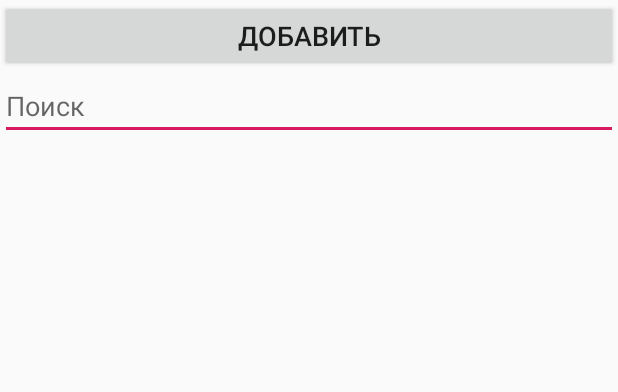
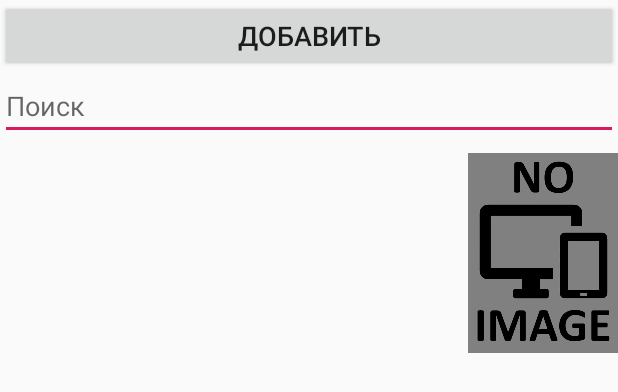
Before and after one commit to Leancher/MyStorageApp, an Android app: the layout activity_main.xml on its own in the app's theme, with its tools: preview values and no code run, on a phone screen of 412 x 824 dp. Shown: the top 392 px of the screen. Run offline under Robolectric (Android 15) with nearby library versions, the phone set to English and light mode, and no system bars.

Commit message:
Работает без фоток и справочника

```diff
--- a/app/src/main/res/layout/activity_main.xml
+++ b/app/src/main/res/layout/activity_main.xml
@@ -1,5 +1,7 @@
 <?xml version="1.0" encoding="utf-8"?>
 <LinearLayout xmlns:android="http://schemas.android.com/apk/res/android"
+    xmlns:app="http://schemas.android.com/apk/res-auto"
+    xmlns:tools="http://schemas.android.com/tools"
     android:orientation="vertical"
     android:layout_width="match_parent"
     android:layout_height="match_parent"
@@ -20,6 +22,28 @@
         android:layout_width="match_parent"
         android:layout_height="593dp"
         android:orientation="vertical">
+
+        <LinearLayout
+            android:id="@+id/curGoodsLayout"
+            android:layout_width="match_parent"
+            android:layout_height="154dp"
+            android:orientation="horizontal">
+            <LinearLayout
+                android:id="@+id/descrLayout"
+                android:layout_width="312dp"
+                android:layout_height="match_parent"
+                android:orientation="vertical"></LinearLayout>
+
+            <ImageView
+                android:id="@+id/imageGoods"
+                android:layout_width="300dp"
+                android:layout_height="150dp"
+                android:layout_weight="1"
+                tools:srcCompat="@drawable/tempimg" />
+        </LinearLayout>
+
+        <Space
+            android:layout_width="match_parent"
+            android:layout_height="5dp" />
     </LinearLayout>
-
 </LinearLayout>
```
Also changed, not shown: app/src/main/java/com/example/leancherapp/MainActivity.java (+41 -18 lines), app/src/main/res/drawable/tempimg.jpg (added).
